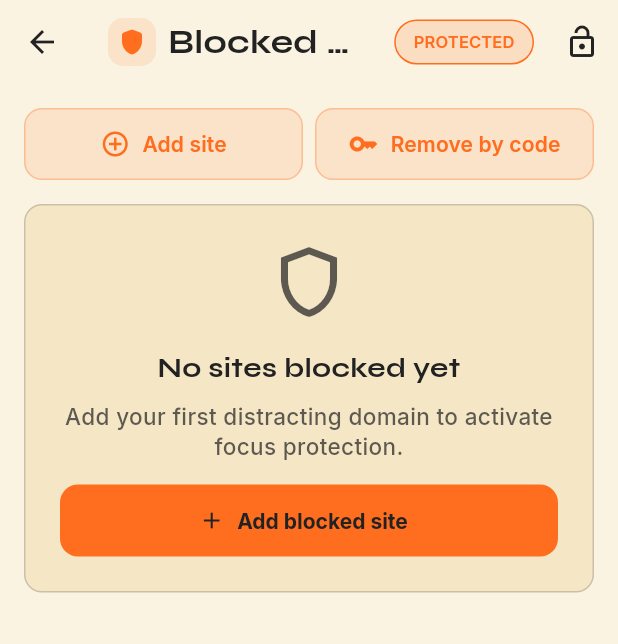
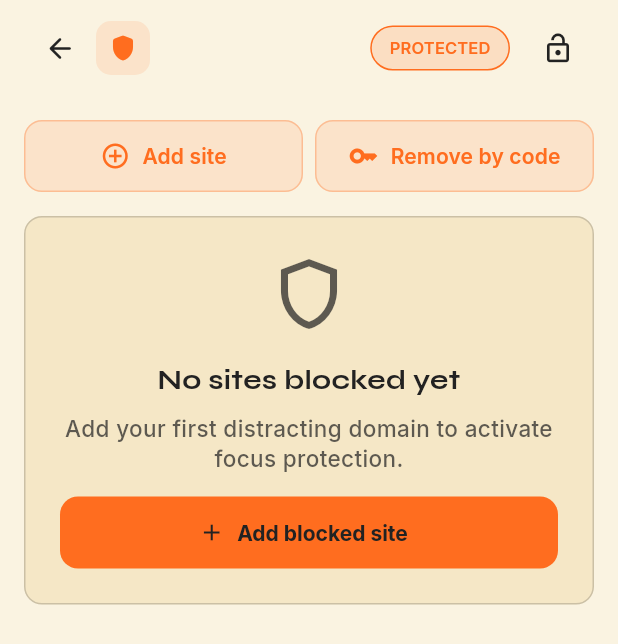
Before and after one commit to mohamedamine-code/Site-Blocker-App, a Flutter app: the screen it shows after launch, after a tap on the "list alt" icon, on a phone screen of 412 x 824 dp. Shown: the top 644 px of the screen. Run offline on Flutter 3.47's test engine with Material 3 defaults, Android fonts, the light colour scheme and no system bars; our stand-ins replace flutter_animate, google_fonts, package_info_plus, shared_preferences, sqflite; accounts and stored records are empty.

Commit message:
Refactor top bar widget and move home calendar to top

```diff
--- a/lib/screens/BlockedSiteInfo.dart
+++ b/lib/screens/BlockedSiteInfo.dart
@@ -91,18 +91,20 @@ class _BlockedSiteInfoScreenState extends State<BlockedSiteInfoScreen> {
   @override
   Widget build(BuildContext context) {
     return Scaffold(
-      appBar: SecurityAppBar(
-        title: 'Blocked Sites',
+      body: Column(
+        children: [
+          SecurityTopBar(
             isProtected: _isProtected,
             actions: [
-          IconButton(
+              TopBarActionButton(
                 tooltip: 'Manual remove',
                 onPressed: _openRemoveScreen,
-            icon: const Icon(Icons.lock_open_outlined),
+                icon: Icons.lock_open_outlined,
               ),
             ],
           ),
-      body: RefreshIndicator(
+          Expanded(
+            child: RefreshIndicator(
               onRefresh: _refreshSites,
               child: ListView(
                 physics: const AlwaysScrollableScrollPhysics(),
@@ -145,6 +147,9 @@ class _BlockedSiteInfoScreenState extends State<BlockedSiteInfoScreen> {
                     }),
                 ],
               ),
+            ),
+          ),
+        ],
       ),
     );
   }
--- a/lib/screens/add_site_screen.dart
+++ b/lib/screens/add_site_screen.dart
@@ -53,11 +53,14 @@ class _AddSiteScreenState extends State<AddSiteScreen> {
   @override
   Widget build(BuildContext context) {
     return Scaffold(
-      appBar: SecurityAppBar(
-        title: 'Add Site',
+      body: Column(
+        children: [
+          SecurityTopBar(
             isProtected: _isProtected,
           ),
-      body: SafeArea(
+          Expanded(
+            child: SafeArea(
+              top: false,
               child: Padding(
                 padding: const EdgeInsets.all(16),
                 child: Form(
@@ -169,6 +172,9 @@ class _AddSiteScreenState extends State<AddSiteScreen> {
                 ),
               ),
             ),
+          ),
+        ],
+      ),
     );
   }
 
--- a/lib/screens/block_screen.dart
+++ b/lib/screens/block_screen.dart
@@ -41,11 +41,13 @@ class _BlockScreenState extends State<BlockScreen> {
     final colors = Theme.of(context).colorScheme;
 
     return Scaffold(
-      appBar: SecurityAppBar(
-        title: 'Blocked',
+      body: Column(
+        children: [
+          SecurityTopBar(
             isProtected: _isProtected,
           ),
-      body: Center(
+          Expanded(
+            child: Center(
               child: Padding(
                 padding: const EdgeInsets.all(24),
                 child: Card(
@@ -97,6 +99,9 @@ class _BlockScreenState extends State<BlockScreen> {
                 ),
               ),
             ),
+          ),
+        ],
+      ),
     );
   }
 }
--- a/lib/screens/home_screen.dart
+++ b/lib/screens/home_screen.dart
@@ -94,29 +94,31 @@ class _HomeScreenState extends State<HomeScreen> {
   @override
   Widget build(BuildContext context) {
     return Scaffold(
-      appBar: SecurityAppBar(
-        title: 'Site Blocker',
-        isProtected: _isProtected,
-        automaticallyImplyLeading: false,
-        actions: [
-          IconButton(
-            tooltip: 'Settings',
-            onPressed: _openSettings,
-            icon: const Icon(Icons.settings_outlined),
-          ),
-          IconButton(
-            tooltip: 'Blocked sites',
-            onPressed: _openBlockedSiteInfo,
-            icon: const Icon(Icons.list_alt_outlined),
-          ),
-        ],
-      ),
       floatingActionButton: FloatingActionButton.extended(
         onPressed: _openAddSite,
         icon: const Icon(Icons.add),
         label: const Text('Add site'),
       ),
-      body: Stack(
+      body: Column(
+        children: [
+          SecurityTopBar(
+            isProtected: _isProtected,
+            showBackButton: false,
+            actions: [
+              TopBarActionButton(
+                tooltip: 'Settings',
+                onPressed: _openSettings,
+                icon: Icons.settings_outlined,
+              ),
+              TopBarActionButton(
+                tooltip: 'Blocked sites',
+                onPressed: _openBlockedSiteInfo,
+                icon: Icons.list_alt_outlined,
+              ),
+            ],
+          ),
+          Expanded(
+            child: Stack(
               children: [
                 const Positioned.fill(child: HexGridBackground()),
                 Positioned.fill(
@@ -130,6 +132,17 @@ class _HomeScreenState extends State<HomeScreen> {
                                 physics: const AlwaysScrollableScrollPhysics(),
                                 padding: const EdgeInsets.fromLTRB(16, 16, 16, 96),
                                 children: [
+                                  _buildCalendarHeader(context),
+                                  const SizedBox(height: 8),
+                                  _buildLegend(context),
+                                  const SizedBox(height: 8),
+                                  Card(
+                                    child: Padding(
+                                      padding: const EdgeInsets.all(16),
+                                      child: _buildCalendarGrid(context),
+                                    ),
+                                  ),
+                                  const SizedBox(height: 24),
                                   _buildProtectionHero(),
                                   const SizedBox(height: 16),
                                   _buildCounterCard(),
@@ -159,17 +172,11 @@ class _HomeScreenState extends State<HomeScreen> {
                                       ),
                                     ],
                                   ),
-                            const SizedBox(height: 24),
-                            _buildCalendarHeader(context),
-                            const SizedBox(height: 8),
-                            _buildLegend(context),
-                            const SizedBox(height: 8),
-                            Card(child: Padding(
-                              padding: const EdgeInsets.all(16),
-                              child: _buildCalendarGrid(context),
-                            )),
                                 ],
                               ),
+                            ),
+                ),
+              ],
             ),
           ),
         ],
--- a/lib/screens/remove_site_screen.dart
+++ b/lib/screens/remove_site_screen.dart
@@ -53,11 +53,13 @@ class _RemoveSiteScreenState extends State<RemoveSiteScreen> {
     final canSubmit = _codeController.text.trim().length == 16 && !_processing;
 
     return Scaffold(
-      appBar: SecurityAppBar(
-        title: 'Remove Site',
+      body: Column(
+        children: [
+          SecurityTopBar(
             isProtected: _isProtected,
           ),
-      body: ListView(
+          Expanded(
+            child: ListView(
               physics: const AlwaysScrollableScrollPhysics(),
               padding: const EdgeInsets.all(16),
               children: [
@@ -167,6 +169,9 @@ class _RemoveSiteScreenState extends State<RemoveSiteScreen> {
                 ),
               ],
             ),
+          ),
+        ],
+      ),
     );
   }
 
--- a/lib/screens/settings_screen.dart
+++ b/lib/screens/settings_screen.dart
@@ -56,11 +56,13 @@ class _SettingsScreenState extends State<SettingsScreen> {
     final colors = Theme.of(context).colorScheme;
 
     return Scaffold(
-      appBar: SecurityAppBar(
-        title: 'Settings',
+      body: Column(
+        children: [
+          SecurityTopBar(
             isProtected: _isProtected,
           ),
-      body: ListView(
+          Expanded(
+            child: ListView(
               padding: const EdgeInsets.all(16),
               children: [
                 Card(
@@ -134,6 +136,9 @@ class _SettingsScreenState extends State<SettingsScreen> {
                 ),
               ],
             ),
+          ),
+        ],
+      ),
     );
   }
 
--- a/lib/widgets/security_app_bar.dart
+++ b/lib/widgets/security_app_bar.dart
@@ -1,31 +1,37 @@
 import 'package:flutter/material.dart';
 
-class SecurityAppBar extends StatelessWidget implements PreferredSizeWidget {
-  const SecurityAppBar({
+class SecurityTopBar extends StatelessWidget {
+  const SecurityTopBar({
     super.key,
-    required this.title,
     required this.isProtected,
     this.actions,
-    this.automaticallyImplyLeading = true,
+    this.showBackButton = true,
   });
 
-  final String title;
   final bool isProtected;
   final List<Widget>? actions;
-  final bool automaticallyImplyLeading;
+  final bool showBackButton;
 
   @override
   Widget build(BuildContext context) {
     final colors = Theme.of(context).colorScheme;
+    final canPop = Navigator.of(context).canPop();
 
-    return AppBar(
-      automaticallyImplyLeading: automaticallyImplyLeading,
-      titleSpacing: 16,
-      title: Row(
+    return SafeArea(
+      bottom: false,
+      child: Padding(
+        padding: const EdgeInsets.fromLTRB(16, 8, 16, 8),
+        child: Row(
           children: [
+            if (showBackButton && canPop)
+              TopBarActionButton(
+                onPressed: () => Navigator.of(context).pop(),
+                icon: Icons.arrow_back_rounded,
+                tooltip: 'Back',
+              ),
             Container(
-            width: 32,
-            height: 32,
+              width: 36,
+              height: 36,
               decoration: BoxDecoration(
                 color: colors.primary.withValues(alpha: 0.12),
                 borderRadius: BorderRadius.circular(10),
@@ -36,22 +42,14 @@ class SecurityAppBar extends StatelessWidget implements PreferredSizeWidget {
                 size: 20,
               ),
             ),
-          const SizedBox(width: 8),
-          Expanded(child: Text(title, overflow: TextOverflow.ellipsis)),
+            const Spacer(),
+            _ProtectionBadge(isProtected: isProtected),
+            ...?actions,
           ],
         ),
-      actions: [
-        Padding(
-          padding: const EdgeInsets.only(right: 8),
-          child: _ProtectionBadge(isProtected: isProtected),
       ),
-        ...?actions,
-      ],
     );
   }
-
-  @override
-  Size get preferredSize => const Size.fromHeight(kToolbarHeight);
 }
 
 class _ProtectionBadge extends StatelessWidget {
@@ -75,6 +73,7 @@ class _ProtectionBadge extends StatelessWidget {
       },
       child: Container(
         key: ValueKey<bool>(isProtected),
+        margin: const EdgeInsets.only(right: 8),
         padding: const EdgeInsets.symmetric(horizontal: 12, vertical: 6),
         decoration: BoxDecoration(
           borderRadius: BorderRadius.circular(999),
@@ -96,3 +95,39 @@ class _ProtectionBadge extends StatelessWidget {
     );
   }
 }
+
+class TopBarActionButton extends StatelessWidget {
+  const TopBarActionButton({
+    super.key,
+    required this.icon,
+    required this.onPressed,
+    this.tooltip,
+  });
+
+  final IconData icon;
+  final VoidCallback onPressed;
+  final String? tooltip;
+
+  @override
+  Widget build(BuildContext context) {
+    final colors = Theme.of(context).colorScheme;
+
+    return Tooltip(
+      message: tooltip,
+      child: GestureDetector(
+        behavior: HitTestBehavior.opaque,
+        onTap: onPressed,
+        child: Container(
+          width: 48,
+          height: 48,
+          alignment: Alignment.center,
+          child: Icon(
+            icon,
+            size: 22,
+            color: colors.onSurface,
+          ),
+        ),
+      ),
+    );
+  }
+}
```
Lines whose indentation alone changed are shown as unchanged.
